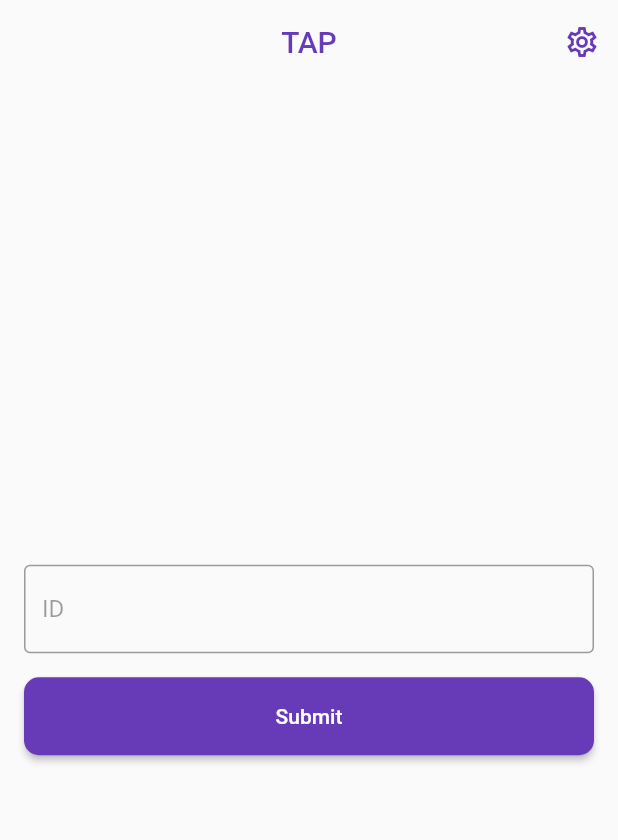
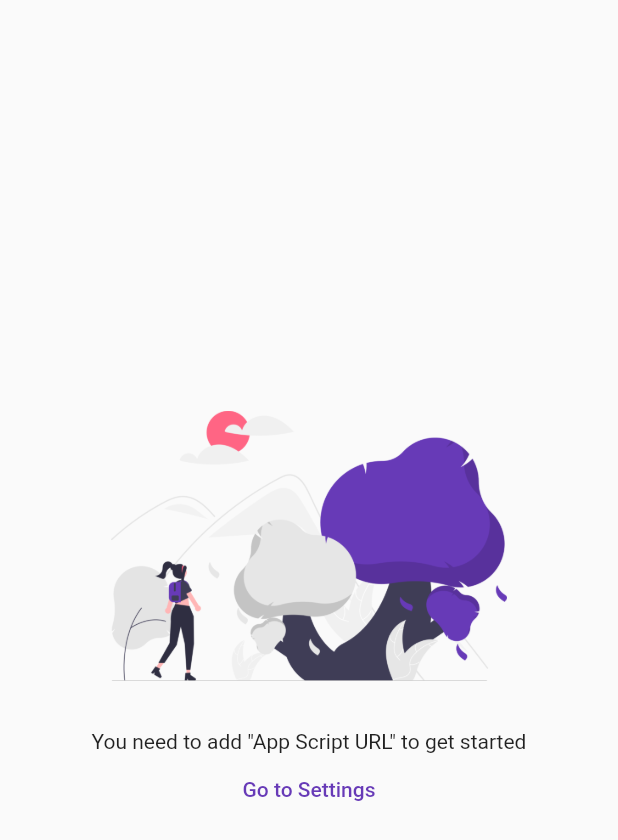
Before and after one commit to yousinix/tap, a Flutter app: the screen it shows after launch, on a phone screen of 412 x 824 dp. Shown: the top 840 px of the screen. Run offline on Flutter 3.47's test engine with Material 2 defaults, Android fonts, the phone set to English and light mode, and no system bars; our stand-ins replace hive, hive_flutter; accounts and stored records are empty.

Commit message:
feat: add onboarding page

```diff
--- a/lib/main.dart
+++ b/lib/main.dart
@@ -2,6 +2,7 @@ import 'package:flutter/material.dart';
 import 'package:hive/hive.dart';
 import 'package:hive_flutter/hive_flutter.dart';
 
+import 'pages/onboarding_page.dart';
 import 'pages/settings_page.dart';
 import 'pages/home_page.dart';
 import 'theme.dart';
@@ -20,7 +21,15 @@ class App extends StatelessWidget {
     return MaterialApp(
       title: 'TAP',
       theme: theme,
-      home: HomePage(),
+      home: ValueListenableBuilder<Box>(
+        valueListenable: Hive.box(SettingsPage.keySettings).listenable(),
+        builder: (context, box, widget) {
+          final url = box.get(SettingsPage.keyAppScriptUrl) as String?;
+          return url == null || url.isEmpty
+              ? const OnboardingPage()
+              : HomePage(url: url);
+        },
+      ),
     );
   }
 }
--- a/lib/pages/home_page.dart
+++ b/lib/pages/home_page.dart
@@ -1,12 +1,15 @@
 import 'package:flutter/material.dart';
-import 'package:hive_flutter/hive_flutter.dart';
 import 'package:http/http.dart' as http;
 import 'settings_page.dart';
 
 class HomePage extends StatelessWidget {
+  final String url;
   final controller = TextEditingController();
 
-  HomePage({Key? key}) : super(key: key);
+  HomePage({
+    Key? key,
+    required this.url,
+  }) : super(key: key);
 
   @override
   Widget build(BuildContext context) {
@@ -42,8 +45,6 @@ class HomePage extends StatelessWidget {
             ElevatedButton(
               onPressed: () async {
                 try {
-                  final box = Hive.box(SettingsPage.keySettings);
-                  final url = box.get(SettingsPage.keyAppScriptUrl);
                   http.post(Uri.parse("$url?id=${controller.text}"));
                 } catch (e) {
                   ScaffoldMessenger.of(context).showSnackBar(
--- /dev/null
+++ b/lib/pages/onboarding_page.dart
@@ -0,0 +1,39 @@
+import 'package:flutter/material.dart';
+import 'settings_page.dart';
+
+class OnboardingPage extends StatelessWidget {
+  const OnboardingPage({Key? key}) : super(key: key);
+
+  @override
+  Widget build(BuildContext context) {
+    return Scaffold(
+      body: Padding(
+        padding: const EdgeInsets.all(32),
+        child: Column(
+          mainAxisAlignment: MainAxisAlignment.center,
+          crossAxisAlignment: CrossAxisAlignment.stretch,
+          children: [
+            Image.asset(
+              "assets/onboard.png",
+              height: 180,
+            ),
+            const SizedBox(height: 32),
+            const Text(
+              'You need to add "App Script URL" to get started',
+              textAlign: TextAlign.center,
+            ),
+            TextButton(
+              child: const Text("Go to Settings"),
+              onPressed: () => Navigator.push(
+                context,
+                MaterialPageRoute(
+                  builder: (context) => const SettingsPage(),
+                ),
+              ),
+            ),
+          ],
+        ),
+      ),
+    );
+  }
+}
--- a/pubspec.yaml
+++ b/pubspec.yaml
@@ -18,3 +18,5 @@ dev_dependencies:
 
 flutter:
   uses-material-design: true
+  assets:
+    - assets/
```
Also changed, not shown: assets/onboard.png (added).
